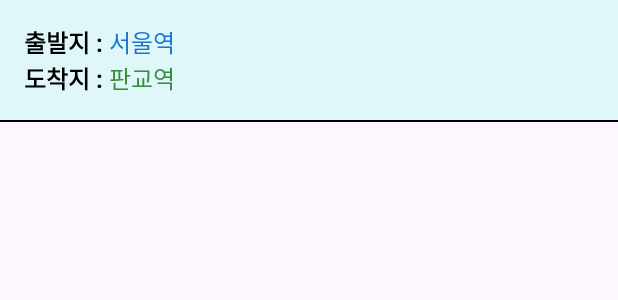
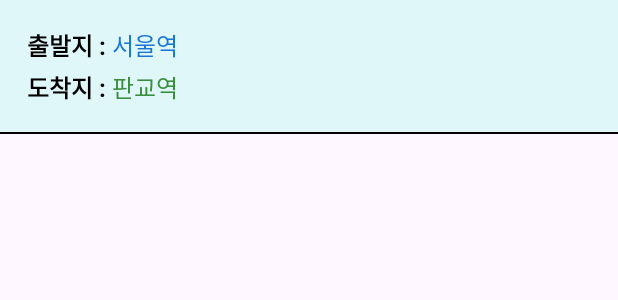
Before and after one commit to tnvnfdla1214/KakaoMapProject, an Android app: the layout item_location.xml on its own in the app's theme, with its tools: preview values and no code run, on a phone screen of 412 x 824 dp. Shown: the top 300 px of the screen. Run offline under Robolectric (Android 15) with nearby library versions, the phone set to English and light mode, and no system bars; network calls fail.

Commit message:
Refactoring3

```diff
--- a/ui/src/main/res/layout/item_location.xml
+++ b/ui/src/main/res/layout/item_location.xml
@@ -16,10 +16,8 @@
 
             <TextView
                 android:id="@+id/text_origin_label"
-                android:textSize="16sp"
-                android:layout_width="wrap_content"
-                android:layout_height="wrap_content"
-                android:text="출발지 : "
+                style="@style/location_item_text"
+                android:text="@string/origin_label_text"
                 android:textColor="#000000"
                 android:textStyle="bold"
                 app:layout_constraintStart_toStartOf="parent"
@@ -27,9 +25,7 @@
 
             <TextView
                 android:id="@+id/text_origin"
-                android:textSize="16sp"
-                android:layout_width="wrap_content"
-                android:layout_height="wrap_content"
+                style="@style/location_item_text"
                 android:textColor="#1976D2"
                 app:layout_constraintStart_toEndOf="@id/text_origin_label"
                 app:layout_constraintTop_toTopOf="parent"
@@ -37,10 +33,8 @@
 
             <TextView
                 android:id="@+id/text_destination_label"
-                android:textSize="16sp"
-                android:layout_width="wrap_content"
-                android:layout_height="wrap_content"
-                android:text="도착지 : "
+                style="@style/location_item_text"
+                android:text="@string/destination_label_text"
                 android:textColor="#000000"
                 android:textStyle="bold"
                 app:layout_constraintStart_toStartOf="parent"
@@ -48,9 +42,7 @@
 
             <TextView
                 android:id="@+id/text_destination"
-                android:textSize="16sp"
-                android:layout_width="wrap_content"
-                android:layout_height="wrap_content"
+                style="@style/location_item_text"
                 android:textColor="#388E3C"
                 app:layout_constraintStart_toEndOf="@id/text_destination_label"
                 app:layout_constraintTop_toBottomOf="@id/text_origin"
--- a/ui/src/main/res/values/strings.xml
+++ b/ui/src/main/res/values/strings.xml
@@ -2,4 +2,11 @@
     <string name="app_name">KakaoMapProject</string>
     <string name="time_label_text">시간 : </string>
     <string name="distance_label_text">거리 : </string>
+    <string name="path_error_title_text">경로조회 실패</string>
+    <string name="path_error_path_label_text">경로 : </string>
+    <string name="path_error_code_label_text">code : </string>
+    <string name="path_error_message_label_text">message : </string>
+    <string name="confine">확인</string>
+    <string name="origin_label_text">출발지 : </string>
+    <string name="destination_label_text">도착지 : </string>
 </resources>
--- a/ui/src/main/res/values/styles.xml
+++ b/ui/src/main/res/values/styles.xml
@@ -50,4 +50,21 @@
         <item name="android:padding">4dp</item>
         <item name="android:textColor">@color/white</item>
     </style>
+
+    <style name="path_error_text">
+        <item name="android:layout_width">wrap_content</item>
+        <item name="android:layout_height">wrap_content</item>
+        <item name="android:padding">2dp</item>
+        <item name="android:textColor">@color/black</item>
+        <item name="android:textSize">16sp</item>
+    </style>
+
+    <style name="location_item_text">
+        <item name="android:layout_width">wrap_content</item>
+        <item name="android:layout_height">wrap_content</item>
+        <item name="android:padding">2dp</item>
+        <item name="android:textSize">16sp</item>
+    </style>
+
+
 </resources>
```
Also changed, not shown: ui/src/main/res/layout/fragment_error_bottom_sheet.xml (+11 -35 lines).
